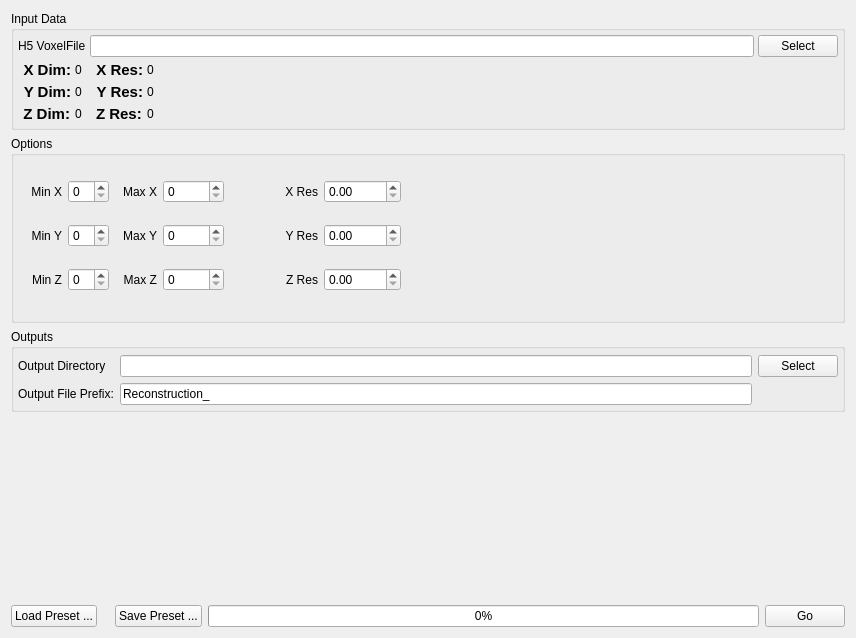
This is Source/Plugins/VolumeOps/UI/VolumeOpsWidget.ui in BlueQuartzSoftware/DREAM3D as Qt 5 draws it before an edit. The edited form follows.
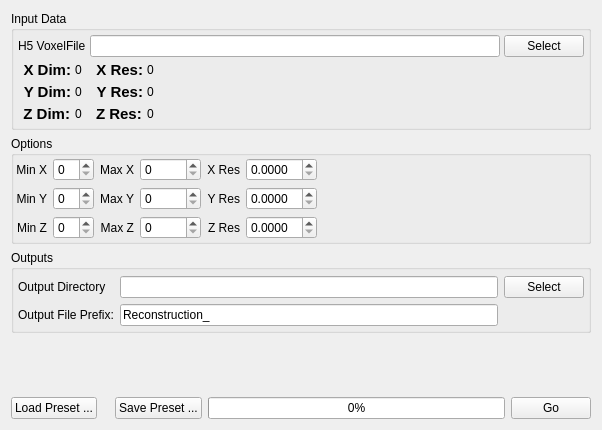
This is the edited form. Custom widgets are drawn as their Qt base class.

Commit message: Fixing some coding styles, adding License information and fixing some GUI layout issues

```diff
--- a/Source/Plugins/VolumeOps/UI/VolumeOpsWidget.ui
+++ b/Source/Plugins/VolumeOps/UI/VolumeOpsWidget.ui
@@ -6,8 +6,8 @@
    <rect>
     <x>0</x>
     <y>0</y>
-    <width>856</width>
-    <height>638</height>
+    <width>602</width>
+    <height>430</height>
    </rect>
   </property>
   <property name="sizePolicy">
@@ -32,7 +32,7 @@
       <property name="spacing">
        <number>4</number>
       </property>
-      <item row="0" column="0" colspan="4">
+      <item row="0" column="0" colspan="3">
        <layout class="QGridLayout" name="gridLayout_2">
         <item row="1" column="1">
          <widget class="QLabel" name="label">
@@ -214,7 +214,7 @@
         </item>
        </layout>
       </item>
-      <item row="1" column="3">
+      <item row="1" column="2">
        <spacer name="horizontalSpacer_2">
         <property name="orientation">
          <enum>Qt::Horizontal</enum>
@@ -361,15 +361,14 @@
      <property name="title">
       <string>Options</string>
      </property>
-     <widget class="QWidget" name="gridLayoutWidget">
-      <property name="geometry">
-       <rect>
-        <x>9</x>
-        <y>29</y>
-        <width>204</width>
-        <height>141</height>
-       </rect>
+     <layout class="QGridLayout" name="gridLayout_3">
+      <property name="horizontalSpacing">
+       <number>6</number>
       </property>
+      <property name="margin">
+       <number>2</number>
+      </property>
+      <item row="0" column="0">
       <layout class="QGridLayout" name="gridLayout_4">
        <item row="0" column="1">
         <widget class="QSpinBox" name="m_xMin"/>
@@ -462,16 +461,8 @@
         </widget>
        </item>
       </layout>
-     </widget>
-     <widget class="QWidget" name="gridLayoutWidget_2">
-      <property name="geometry">
-       <rect>
-        <x>230</x>
-        <y>29</y>
-        <width>160</width>
-        <height>141</height>
-       </rect>
-      </property>
+      </item>
+      <item row="0" column="1">
       <layout class="QGridLayout" name="gridLayout_6">
        <item row="0" column="0">
         <widget class="QLabel" name="label_10">
@@ -484,7 +475,11 @@
         </widget>
        </item>
        <item row="0" column="1">
-        <widget class="QDoubleSpinBox" name="m_XRes_New"/>
+         <widget class="QDoubleSpinBox" name="m_XRes_New">
+          <property name="decimals">
+           <number>4</number>
+          </property>
+         </widget>
        </item>
        <item row="1" column="0">
         <widget class="QLabel" name="label_11">
@@ -507,13 +502,35 @@
         </widget>
        </item>
        <item row="1" column="1">
-        <widget class="QDoubleSpinBox" name="m_YRes_New"/>
+         <widget class="QDoubleSpinBox" name="m_YRes_New">
+          <property name="decimals">
+           <number>4</number>
+          </property>
+         </widget>
        </item>
        <item row="2" column="1">
-        <widget class="QDoubleSpinBox" name="m_ZRes_New"/>
-       </item>
-      </layout>
-     </widget>
+         <widget class="QDoubleSpinBox" name="m_ZRes_New">
+          <property name="decimals">
+           <number>4</number>
+          </property>
+         </widget>
+        </item>
+       </layout>
+      </item>
+      <item row="0" column="2">
+       <spacer name="horizontalSpacer">
+        <property name="orientation">
+         <enum>Qt::Horizontal</enum>
+        </property>
+        <property name="sizeHint" stdset="0">
+         <size>
+          <width>40</width>
+          <height>20</height>
+         </size>
+        </property>
+       </spacer>
+      </item>
+     </layout>
     </widget>
    </item>
   </layout>
```
Lines whose indentation alone changed are shown as unchanged. The commit also changes 8 other files.
